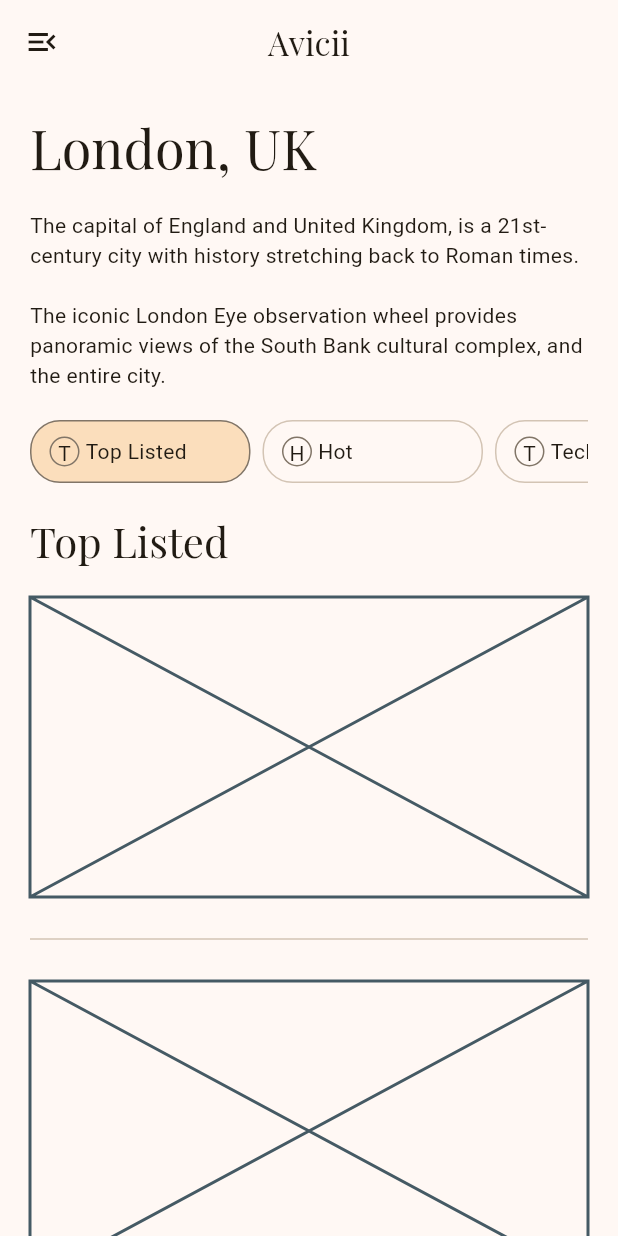
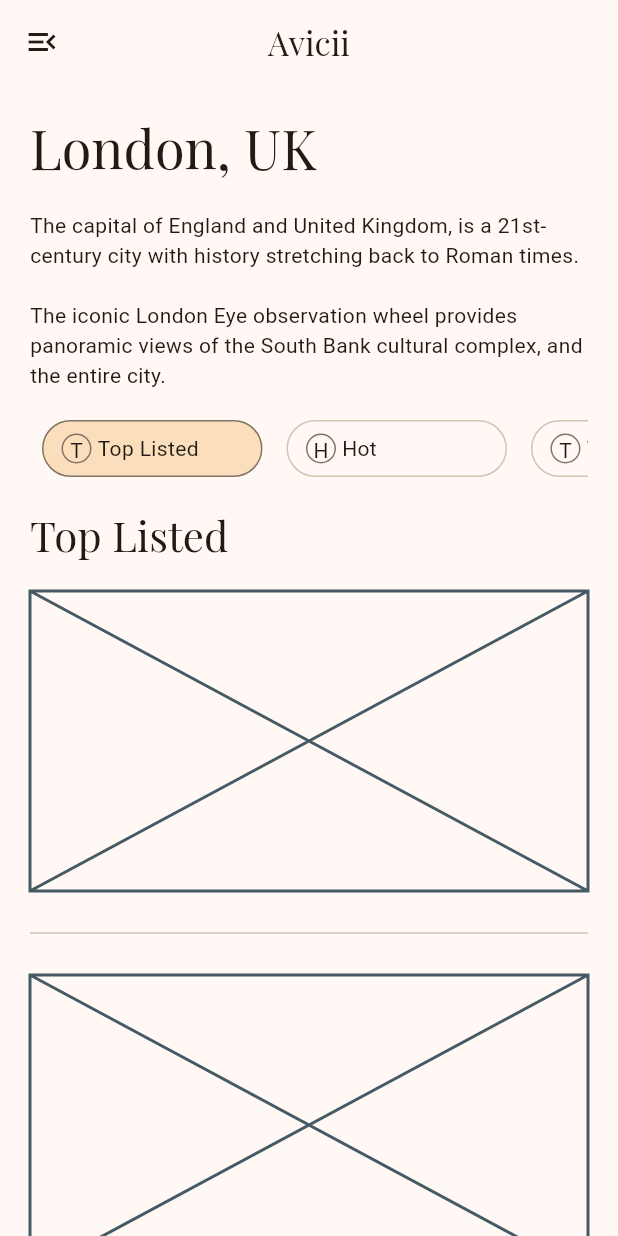
Before and after one commit to DhruvamSharma/EqualWidthList, a Flutter app: the screen it shows after launch, on a phone screen of 412 x 824 dp. Run offline on Flutter 3.47's test engine with Material 3 defaults, Android fonts, the phone set to English and light mode, and no system bars; our stand-ins replace bloc, flutter_bloc, google_fonts; generated files the repository leaves out were written again; Roboto replaces fonts that are missing (Anaheim).

Commit message:
return to row

```diff
--- a/lib/utils/equal_width_item_list.dart
+++ b/lib/utils/equal_width_item_list.dart
@@ -26,14 +26,13 @@ class _EqualWidthItemListState extends State<EqualWidthItemList> {
 
   @override
   Widget build(BuildContext context) {
-    return SizedBox(
-      height: 42, // Ensure a fixed height to prevent layout issues
-      child: ListView.separated(
+    return SingleChildScrollView(
       scrollDirection: Axis.horizontal,
-        itemCount: widget.itemCount,
-        separatorBuilder: (context, index) => const SizedBox(width: 8),
-        itemBuilder: (context, index) {
-          return MeasureSize(
+      child: Row(
+        children: List.generate(widget.itemCount, (index) {
+          return Padding(
+            padding: const EdgeInsets.symmetric(horizontal: 8),
+            child: MeasureSize(
               onChange: (size) {
                 if (size.width > _maxWidth) {
                   setState(() {
@@ -45,8 +44,9 @@ class _EqualWidthItemListState extends State<EqualWidthItemList> {
                 width: _maxWidth == 0 ? null : _maxWidth,
                 child: widget.itemBuilder(context, index),
               ),
+            ),
           );
-        },
+        }),
       ),
     );
   }
```
Lines whose indentation alone changed are shown as unchanged.
